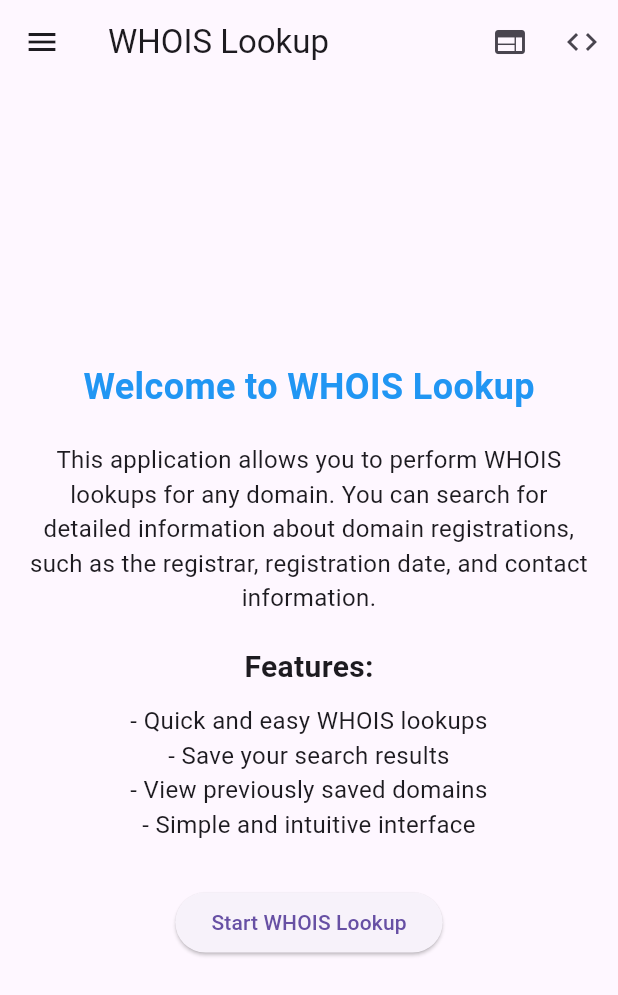
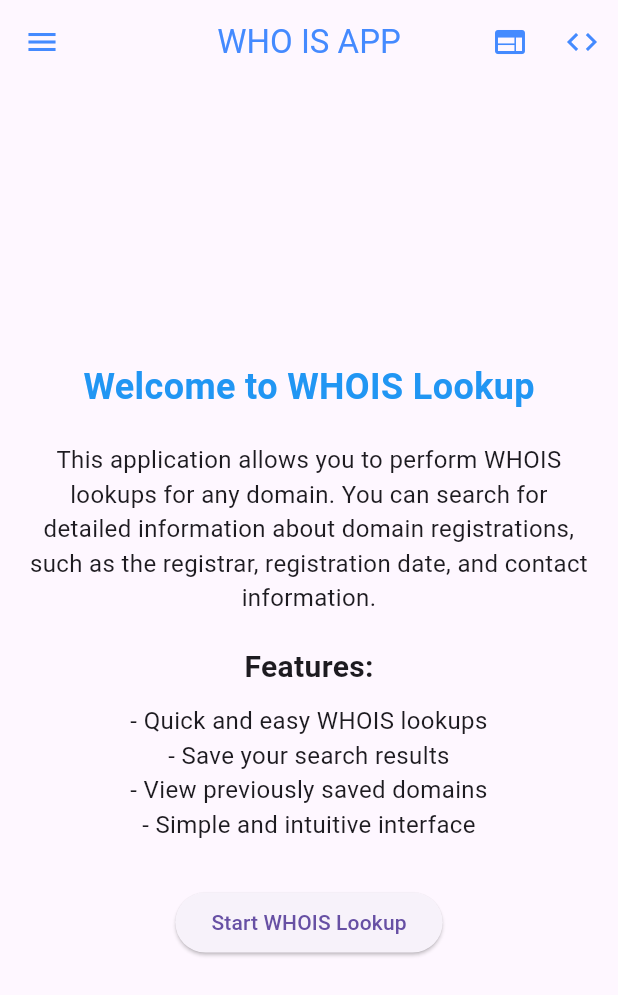
Before and after one commit to oguzhan18/whois_app, a Flutter app: the screen it shows after launch, on a phone screen of 412 x 824 dp. Shown: the top 995 px of the screen. Run offline on Flutter 3.47's test engine with Material 3 defaults, Android fonts, the phone set to English and light mode, and no system bars; our stand-ins replace flutter_secure_storage.

Commit message:
edit fix

```diff
--- a/lib/main.dart
+++ b/lib/main.dart
@@ -1,4 +1,4 @@
-// ignore_for_file: sort_child_properties_last, prefer_const_constructors
+// ignore_for_file: sort_child_properties_last, prefer_const_constructors, library_private_types_in_public_api, use_key_in_widget_constructors
 
 import 'package:flutter/material.dart';
 import 'dart:io';
@@ -39,7 +39,9 @@ class HomeScreen extends StatelessWidget {
   Widget build(BuildContext context) {
     return Scaffold(
       appBar: AppBar(
-        title: Text('WHOIS Lookup'),
+        centerTitle: true,
+        foregroundColor: Colors.blueAccent,
+        title: Text('WHO IS APP'),
         actions: [
           IconButton(
             icon: Icon(Icons.web),
@@ -50,27 +52,42 @@ class HomeScreen extends StatelessWidget {
           IconButton(
             icon: Icon(Icons.code),
             onPressed: () {
-              _launchURL('https://github.com/yourrepository');
+              _launchURL('https://github.com/oguzhan18/whois_app');
             },
           ),
         ],
       ),
       drawer: Drawer(
+        child: Container(
+          decoration: BoxDecoration(
+            gradient: LinearGradient(
+              colors: [Colors.blueGrey, Colors.blue],
+              begin: Alignment.topLeft,
+              end: Alignment.bottomRight,
+            ),
+          ),
           child: ListView(
             padding: EdgeInsets.zero,
             children: [
-            const DrawerHeader(
+              SizedBox(
+                height: 30,
+              ),
+              Center(
                 child: Text(
-                'Menu',
-                style: TextStyle(color: Colors.white, fontSize: 24),
-              ),
-              decoration: BoxDecoration(
-                color: Colors.blue,
+                  'WHOIS Lookup',
+                  style: TextStyle(
+                    fontSize: 30,
+                    color: Colors.white,
                   ),
                 ),
+              ),
+              SizedBox(
+                height: 100.0,
+              ),
               ListTile(
-              leading: Icon(Icons.search, color: Colors.blue),
-              title: Text('WHOIS Lookup'),
+                leading: Icon(Icons.search, color: Colors.white),
+                title:
+                    Text('WHOIS Lookup', style: TextStyle(color: Colors.white)),
                 onTap: () {
                   Navigator.push(
                     context,
@@ -79,8 +96,9 @@ class HomeScreen extends StatelessWidget {
                 },
               ),
               ListTile(
-              leading: Icon(Icons.list, color: Colors.blue),
-              title: Text('Saved Domains'),
+                leading: Icon(Icons.list, color: Colors.white),
+                title: Text('Saved Domains',
+                    style: TextStyle(color: Colors.white)),
                 onTap: () {
                   Navigator.push(
                     context,
@@ -89,6 +107,7 @@ class HomeScreen extends StatelessWidget {
                 },
               ),
             ],
+          ),
         ),
       ),
       body: Padding(
```
Lines whose indentation alone changed are shown as unchanged.
